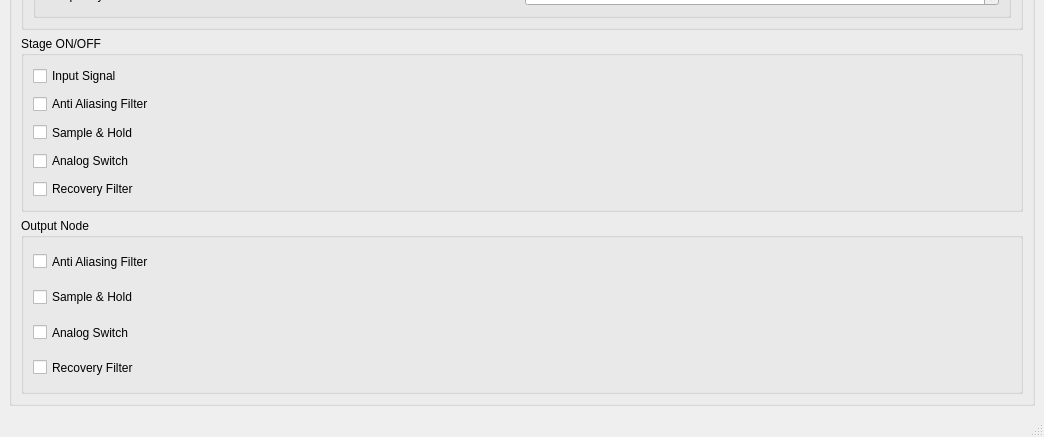
Before: the Qt Designer form Entorno de Simulacion/resources/design.ui in assd-grupo-6/TP1---Muestreo, drawn with Qt 5; both pictures show x 0 to 1044 and y 472 to 909 of the 1044 by 909 pixel window.
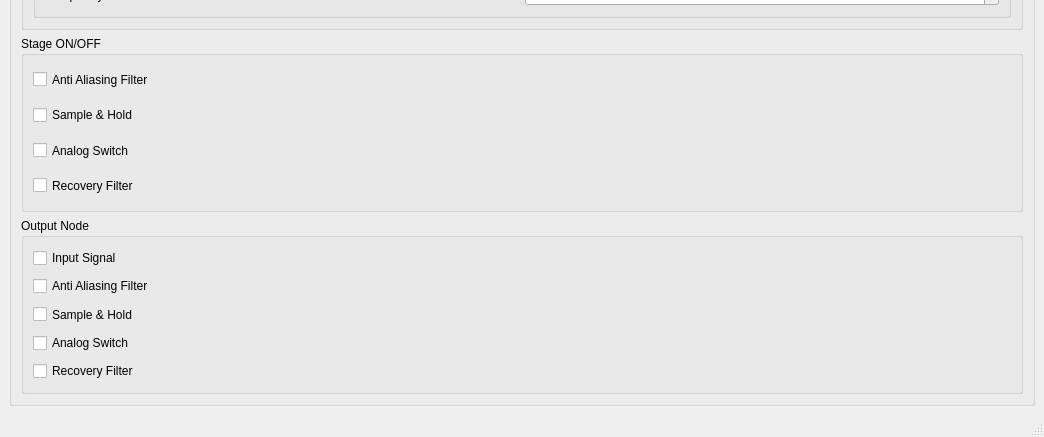
After: the same form once the commit is applied.

Commit message: GUI Lista. Faltan modelos

The edit to the form file:
```diff
--- a/Entorno de Simulacion/resources/design.ui
+++ b/Entorno de Simulacion/resources/design.ui
@@ -109,19 +109,6 @@
                   </property>
                  </widget>
                 </item>
-                <item row="0" column="0">
-                 <widget class="QCheckBox" name="inputSignalOut_checkBox">
-                  <property name="sizePolicy">
-                   <sizepolicy hsizetype="Preferred" vsizetype="Preferred">
-                    <horstretch>0</horstretch>
-                    <verstretch>0</verstretch>
-                   </sizepolicy>
-                  </property>
-                  <property name="text">
-                   <string>Input Signal</string>
-                  </property>
-                 </widget>
-                </item>
                </layout>
               </item>
              </layout>
@@ -141,7 +128,7 @@
              <layout class="QGridLayout" name="gridLayout_4">
               <item row="0" column="0">
                <layout class="QGridLayout" name="gridLayout_9">
-                <item row="0" column="0">
+                <item row="1" column="0">
                  <widget class="QCheckBox" name="antiAliasOut_checkBox">
                   <property name="sizePolicy">
                    <sizepolicy hsizetype="Preferred" vsizetype="Preferred">
@@ -155,19 +142,6 @@
                  </widget>
                 </item>
                 <item row="2" column="0">
-                 <widget class="QCheckBox" name="analogSwitchOut_checkBox">
-                  <property name="sizePolicy">
-                   <sizepolicy hsizetype="Preferred" vsizetype="Preferred">
-                    <horstretch>0</horstretch>
-                    <verstretch>0</verstretch>
-                   </sizepolicy>
-                  </property>
-                  <property name="text">
-                   <string>Analog Switch</string>
-                  </property>
-                 </widget>
-                </item>
-                <item row="1" column="0">
                  <widget class="QCheckBox" name="sampleHoldOut_checkBox">
                   <property name="sizePolicy">
                    <sizepolicy hsizetype="Preferred" vsizetype="Preferred">
@@ -181,6 +155,19 @@
                  </widget>
                 </item>
                 <item row="3" column="0">
+                 <widget class="QCheckBox" name="analogSwitchOut_checkBox">
+                  <property name="sizePolicy">
+                   <sizepolicy hsizetype="Preferred" vsizetype="Preferred">
+                    <horstretch>0</horstretch>
+                    <verstretch>0</verstretch>
+                   </sizepolicy>
+                  </property>
+                  <property name="text">
+                   <string>Analog Switch</string>
+                  </property>
+                 </widget>
+                </item>
+                <item row="4" column="0">
                  <widget class="QCheckBox" name="recovFilterOut_checkBox">
                   <property name="sizePolicy">
                    <sizepolicy hsizetype="Preferred" vsizetype="Preferred">
@@ -193,6 +180,19 @@
                   </property>
                  </widget>
                 </item>
+                <item row="0" column="0">
+                 <widget class="QCheckBox" name="inputSignalOut_checkBox">
+                  <property name="sizePolicy">
+                   <sizepolicy hsizetype="Preferred" vsizetype="Preferred">
+                    <horstretch>0</horstretch>
+                    <verstretch>0</verstretch>
+                   </sizepolicy>
+                  </property>
+                  <property name="text">
+                   <string>Input Signal</string>
+                  </property>
+                 </widget>
+                </item>
                </layout>
               </item>
              </layout>
```
Left out of the diff: 2 changed lines with no effect on the pictures. The commit also changes 7 other files.
